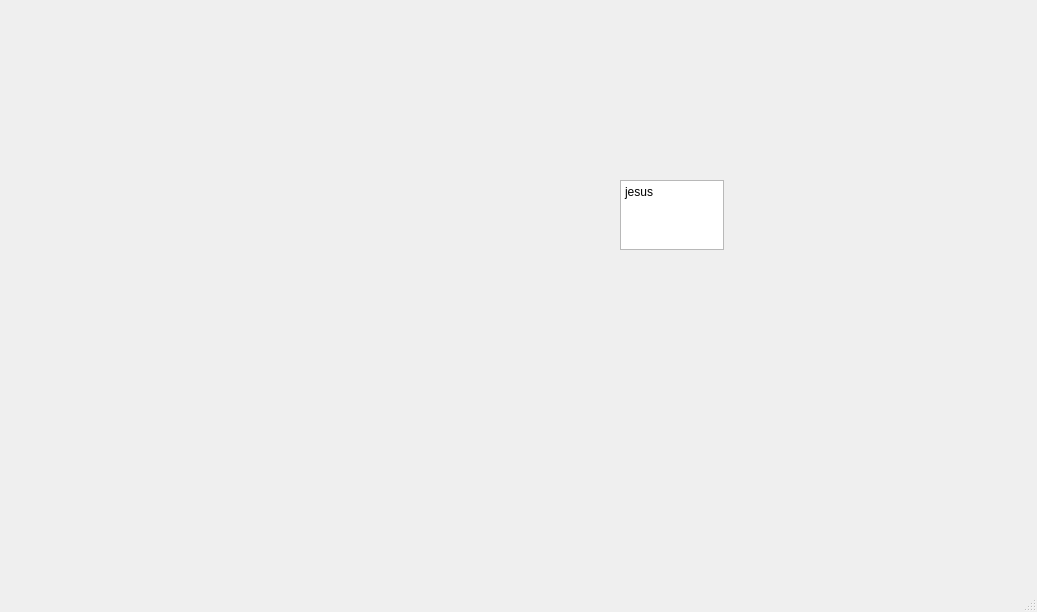
Qt form cookieclicker.ui (a1870771/CookieClicker-Gui) before a commit.
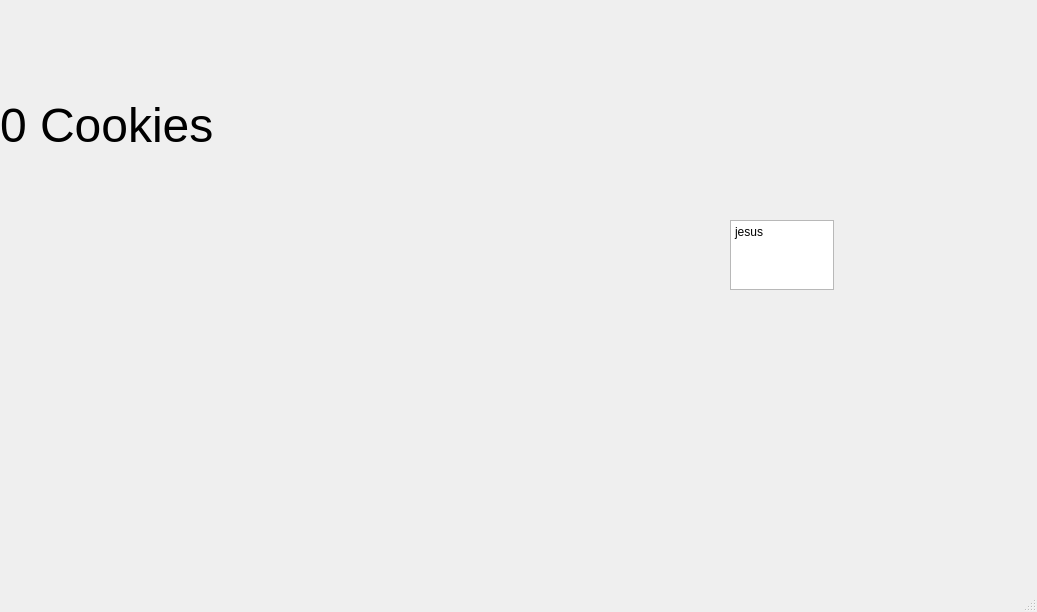
The same form after that commit. Icons and pictures are not drawn. Custom widgets are drawn as their Qt base class.

Patch:
```diff
--- a/cookieclicker.ui
+++ b/cookieclicker.ui
@@ -14,11 +14,16 @@
    <string>CookieClicker</string>
   </property>
   <widget class="QWidget" name="centralwidget">
+   <property name="styleSheet">
+    <string notr="true">QWidget#centralwidget {
+background: url(&quot;/home/jack/Documents/QT Projects/CookieClicker-Gui/Assets/bgBlue.jpg&quot;);
+}</string>
+   </property>
    <widget class="BIGCOOKIE" name="bigCookie">
     <property name="geometry">
      <rect>
-      <x>90</x>
-      <y>140</y>
+      <x>40</x>
+      <y>150</y>
       <width>256</width>
       <height>256</height>
      </rect>
@@ -42,8 +47,8 @@
    <widget class="QPlainTextEdit" name="test">
     <property name="geometry">
      <rect>
-      <x>620</x>
-      <y>180</y>
+      <x>730</x>
+      <y>220</y>
       <width>104</width>
       <height>70</height>
      </rect>
@@ -53,6 +58,43 @@
 </string>
     </property>
    </widget>
+   <widget class="QLabel" name="verticalDivider">
+    <property name="geometry">
+     <rect>
+      <x>330</x>
+      <y>0</y>
+      <width>71</width>
+      <height>611</height>
+     </rect>
+    </property>
+    <property name="text">
+     <string/>
+    </property>
+   </widget>
+   <widget class="QLabel" name="label">
+    <property name="geometry">
+     <rect>
+      <x>0</x>
+      <y>100</y>
+      <width>321</width>
+      <height>51</height>
+     </rect>
+    </property>
+    <property name="font">
+     <font>
+      <pointsize>36</pointsize>
+     </font>
+    </property>
+    <property name="layoutDirection">
+     <enum>Qt::LeftToRight</enum>
+    </property>
+    <property name="autoFillBackground">
+     <bool>false</bool>
+    </property>
+    <property name="text">
+     <string>0 Cookies</string>
+    </property>
+   </widget>
   </widget>
   <widget class="QMenuBar" name="menubar">
    <property name="geometry">
```
